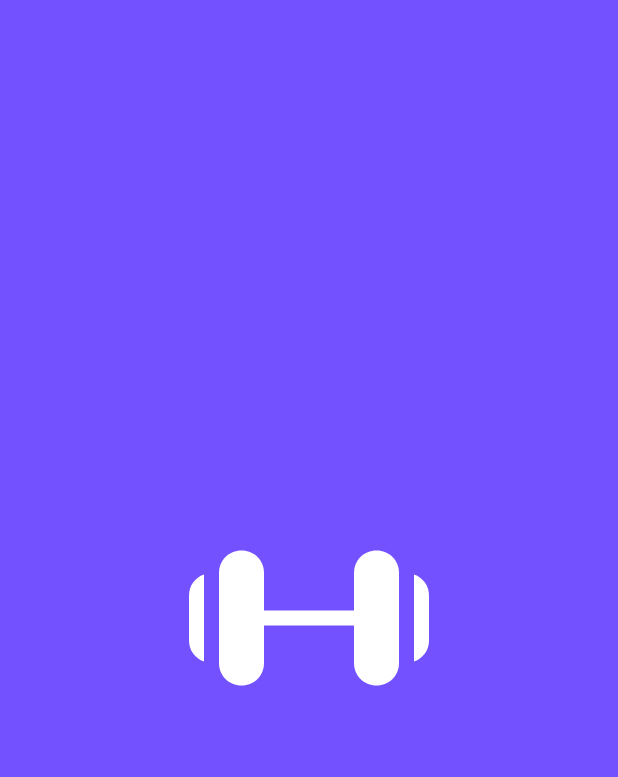
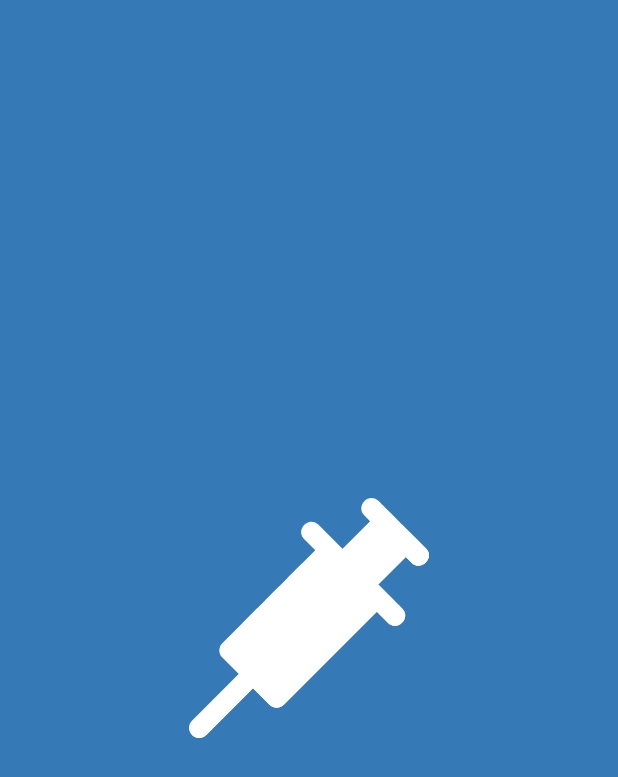
Before and after one commit to berkayozdag81/MobilAsiTakibi, an Android app: the SplashActivity screen opened directly, with no data from a screen before it, on a phone screen of 412 x 824 dp. Shown: the top 777 px of the screen. Run offline under Robolectric (Android 15) with nearby library versions, the phone set to English and light mode, and no system bars.

Commit message:
splash screen design

```diff
--- /dev/null
+++ b/app/src/main/res/drawable/ic_vaccine_svgrepo_com.xml
@@ -0,0 +1,33 @@
+<vector xmlns:android="http://schemas.android.com/apk/res/android"
+    android:width="800dp"
+    android:height="800dp"
+    android:viewportWidth="512"
+    android:viewportHeight="512">
+  <path
+      android:pathData="M505.3,107.38c-9.56,-9.56 -90.81,-90.81 -100.72,-100.72c-20.16,-20.17 -50.7,10.33 -30.52,30.52l12.24,12.24l-63.94,63.94c-8.43,8.43 -8.43,22.09 0,30.52l45.73,45.73c8.43,8.43 22.09,8.43 30.52,0l63.94,-63.94l12.24,12.24C494.77,157.9 525.74,127.83 505.3,107.38z"
+      android:fillColor="#48AEE2"/>
+  <path
+      android:pathData="M505.3,107.38c-11.31,-11.31 -40.37,-40.37 -50.36,-50.36l-30.52,30.52l-79.2,79.2l22.86,22.86c8.43,8.43 22.09,8.43 30.52,0l63.94,-63.94l12.24,12.24C494.77,157.9 525.74,127.83 505.3,107.38z"
+      android:fillColor="#39A3DB"/>
+  <path
+      android:pathData="M6.32,505.63c-8.43,-8.43 -8.43,-22.09 0,-30.52L121.39,360.05c20.16,-20.17 50.7,10.33 30.52,30.52L36.84,505.63C28.42,514.06 14.75,514.06 6.32,505.63z"
+      android:fillColor="#48AEE2"/>
+  <path
+      android:pathData="M151.9,360.05L6.32,505.63c8.43,8.43 22.09,8.43 30.52,0L151.9,390.57C160.33,382.14 160.33,368.48 151.9,360.05z"
+      android:fillColor="#39A3DB"/>
+  <path
+      android:pathData="M454.72,235.55c-6.5,-6.5 -173.99,-173.99 -178.31,-178.31c-20.16,-20.17 -50.7,10.33 -30.52,30.52l23.53,23.53L71.03,309.69c-8.43,8.43 -8.43,22.09 0,30.52l100.72,100.72c8.43,8.43 22.09,8.43 30.52,0l198.4,-198.4l23.53,23.53C444.36,286.23 474.9,255.74 454.72,235.55z"
+      android:fillColor="#C7E9F4"/>
+  <path
+      android:pathData="M454.72,235.55c-8.6,-8.6 -77.96,-77.96 -89.16,-89.16c-10.1,10.1 -234.1,234.1 -244.18,244.18l50.36,50.36c8.43,8.43 22.09,8.43 30.52,0l198.4,-198.4l23.53,23.53C444.36,286.23 474.9,255.74 454.72,235.55z"
+      android:fillColor="#80D0E1"/>
+  <path
+      android:pathData="M210.41,170.31l48.83,48.83c20.16,20.16 50.71,-10.33 30.52,-30.52l-48.83,-48.83L210.41,170.31z"
+      android:fillColor="#80D0E1"/>
+  <path
+      android:pathData="M211.42,266.95c20.16,20.17 50.7,-10.34 30.52,-30.52l-48.83,-48.83l-30.52,30.52L211.42,266.95z"
+      android:fillColor="#80D0E1"/>
+  <path
+      android:pathData="M163.61,314.76c20.16,20.17 50.7,-10.34 30.52,-30.52l-48.83,-48.83l-30.52,30.52L163.61,314.76z"
+      android:fillColor="#80D0E1"/>
+</vector>
--- a/app/src/main/res/layout/activity_splash.xml
+++ b/app/src/main/res/layout/activity_splash.xml
@@ -8,7 +8,7 @@
     tools:context=".ui.activity.SplashActivity">
 
     <androidx.constraintlayout.widget.ConstraintLayout
-        android:background="#6E49FF"
+        android:background="#2C74B3"
         android:id="@+id/splashLayout"
         android:layout_width="match_parent"
         android:layout_height="match_parent"
@@ -20,7 +20,7 @@
         <ImageView
             android:layout_width="160dp"
             android:layout_height="160dp"
-            android:src="@drawable/dumbell_fitness_svg"
+            android:src="@drawable/ic_vaccine_svgrepo_com"
             app:layout_constraintBottom_toBottomOf="parent"
             app:layout_constraintTop_toTopOf="parent"
             app:layout_constraintStart_toStartOf="parent"
```
